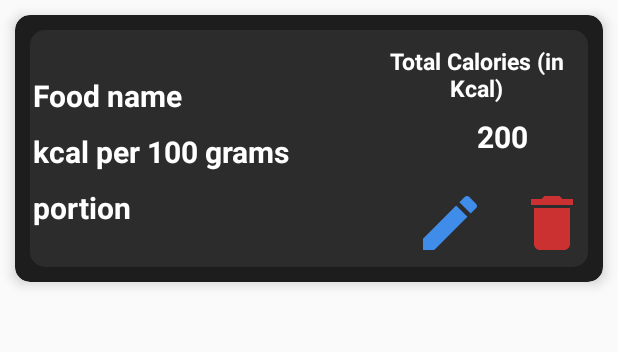
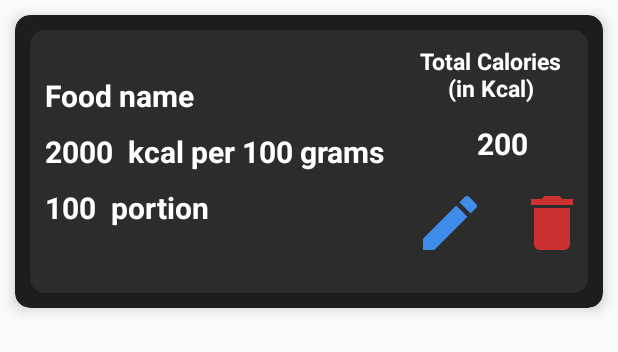
Before and after one commit to bekstha/Calorie-Count, an Android app: the layout recycle_view_layout.xml on its own in the app's theme, with its tools: preview values and no code run, on a phone screen of 412 x 824 dp. Shown: the top 352 px of the screen. Run offline under Robolectric (Android 15) with nearby library versions, the phone set to English and light mode, and no system bars.

Commit message:
Still trying.......1

```diff
--- a/app/src/main/res/layout/recycle_view_layout.xml
+++ b/app/src/main/res/layout/recycle_view_layout.xml
@@ -11,7 +11,7 @@
 
     <RelativeLayout
         android:layout_width="match_parent"
-        android:layout_height="wrap_content"
+        android:layout_height="175dp"
         android:background="@drawable/card_background"
         android:orientation="horizontal">
 
@@ -20,7 +20,7 @@
             android:layout_width="wrap_content"
             android:layout_height="wrap_content"
             android:layout_alignParentStart="true"
-            android:layout_marginStart="2dp"
+            android:layout_marginStart="10dp"
             android:layout_marginTop="30dp"
             android:text="@string/food_name"
             android:textColor="@color/white"
@@ -32,37 +32,65 @@
             android:layout_width="wrap_content"
             android:layout_height="wrap_content"
             android:layout_below="@+id/tvFoodName"
-            android:layout_marginStart="2dp"
+            android:layout_marginStart="10dp"
+            android:layout_marginTop="10dp"
+            android:text="2000"
+            android:textColor="@color/white"
+            android:textSize="20sp"
+            android:textStyle="bold" />
+
+        <TextView
+            android:id="@+id/tvCaloriePer100GramText"
+            android:layout_width="wrap_content"
+            android:layout_height="wrap_content"
+            android:layout_toEndOf="@+id/tvCaloriePer100Gram"
+            android:layout_below="@+id/tvFoodName"
+            android:layout_marginStart="10dp"
             android:layout_marginTop="10dp"
             android:text="@string/calorie_per_100_gram"
             android:textColor="@color/white"
             android:textSize="20sp"
             android:textStyle="bold" />
 
+
         <TextView
             android:id="@+id/tvPortion"
             android:layout_width="wrap_content"
             android:layout_height="wrap_content"
             android:layout_below="@id/tvCaloriePer100Gram"
+            android:layout_marginStart="10dp"
             android:layout_marginTop="10dp"
-            android:layout_marginStart="2dp"
+            android:minHeight="48dp"
+            android:text="100"
+            android:textColor="@color/white"
+            android:textSize="20sp"
+            android:textStyle="bold" />
+
+        <TextView
+            android:id="@+id/tvPortionText"
+            android:layout_width="wrap_content"
+            android:layout_height="wrap_content"
+            android:layout_below="@id/tvCaloriePer100Gram"
+            android:layout_toEndOf="@id/tvPortion"
+            android:layout_marginStart="10dp"
+            android:layout_marginTop="10dp"
+            android:minHeight="48dp"
             android:text="@string/portion"
-            android:minHeight="48dp"
-            android:textSize="20dp"
             android:textColor="@color/white"
+            android:textSize="20sp"
             android:textStyle="bold" />
 
         <TextView
             android:id="@+id/tvTotalCalorieText"
-            android:layout_width="wrap_content"
-            android:layout_height="wrap_content"
+            android:layout_width="110dp"
+            android:layout_height="100dp"
             android:layout_above="@+id/tvTotalCalorieNum"
-            android:layout_marginStart="60dp"
+            android:layout_alignParentEnd="true"
             android:layout_marginTop="10dp"
             android:layout_marginEnd="10dp"
-            android:layout_toEndOf="@id/tvCaloriePer100Gram"
+            android:layout_marginBottom="1dp"
+            android:text="@string/total_calories"
             android:textAlignment="center"
-            android:text="@string/total_calories"
             android:textColor="@color/white"
             android:textSize="15sp"
             android:textStyle="bold" />
@@ -75,7 +103,7 @@
             android:layout_alignParentEnd="true"
             android:layout_marginTop="9dp"
             android:layout_marginEnd="40dp"
-            android:layout_marginBottom="10dp"
+            android:layout_marginBottom="5dp"
             android:text="@string/total_calorie_num"
             android:textColor="@color/white"
             android:textSize="20sp"
```
Also changed, not shown: app/src/main/res/layout/dummy.xml (deleted, +0 -104 lines).
